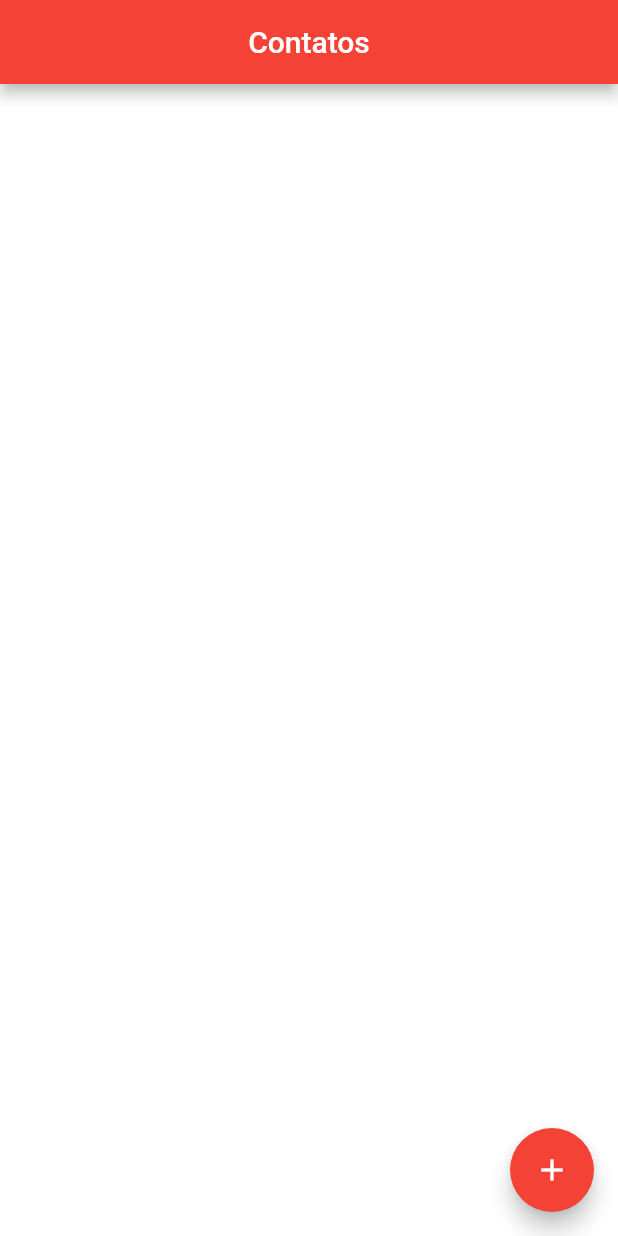
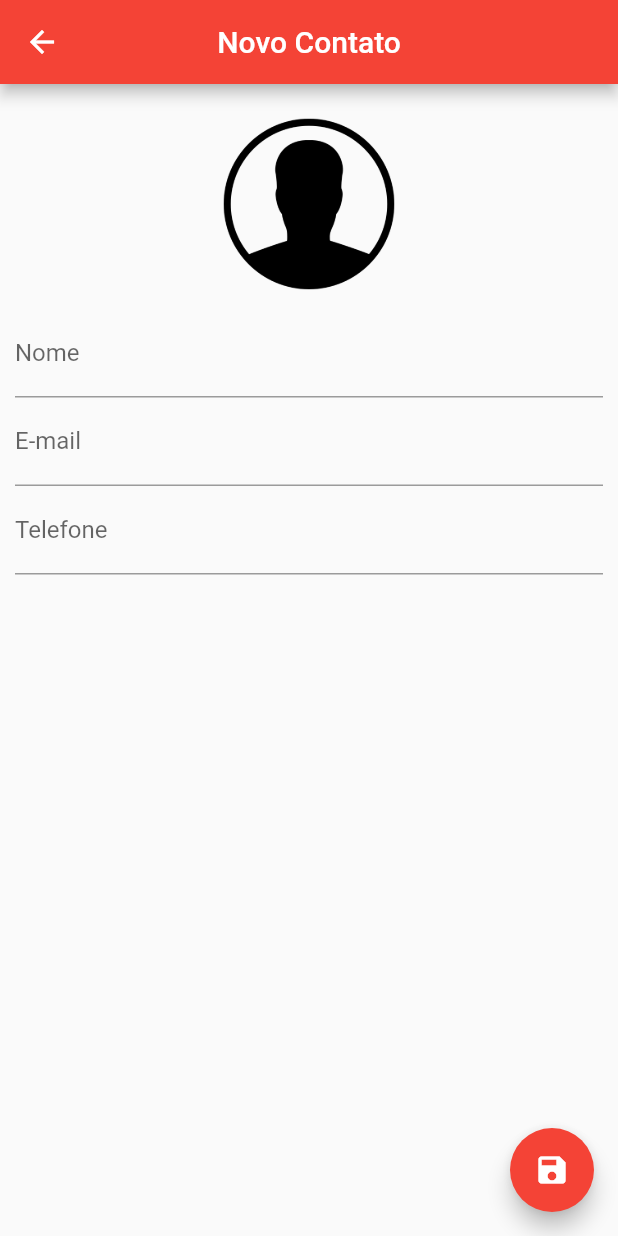
Before and after one commit to herpich/agendadecontatos, a Flutter app: the screen it shows after launch, after a tap on the "add" icon, on a phone screen of 412 x 824 dp. Run offline on Flutter 3.47's test engine with Material 2 defaults, Android fonts, the phone set to English and light mode, and no system bars; our stand-ins replace sqflite; accounts and stored records are empty.

Commit message:
atualização da aula 27/10

```diff
--- a/lib/main.dart
+++ b/lib/main.dart
@@ -1,16 +1,10 @@
+import 'package:agendadecontatos/ui/contact_page.dart';
 import 'package:agendadecontatos/ui/home_page.dart';
 import 'package:flutter/material.dart';
 
 void main() {
   runApp(MaterialApp(
     home: HomePage(),
+    debugShowCheckedModeBanner: false,
   ));
 }
-
-
-
-/**
-
-url_launcher: ^5.0.2
-image_picker: ^0.6.0+3
- */
--- /dev/null
+++ b/lib/ui/contact_page.dart
@@ -0,0 +1,138 @@
+import 'package:agendadecontatos/helpers/contact_helper.dart';
+import 'package:flutter/material.dart';
+import 'dart:io';
+
+class ContactPage extends StatefulWidget {
+  final Contact contact;
+  ContactPage({this.contact});
+
+  @override
+  _ContactPageState createState() => _ContactPageState();
+}
+
+class _ContactPageState extends State<ContactPage> {
+  final _nameController = TextEditingController();
+  final _emailController = TextEditingController();
+  final _phoneController = TextEditingController();
+  final _nameFocus = FocusNode();
+  bool _userEdited = false;
+  Contact _editedContact;
+
+  @override
+  void initState() {
+    super.initState();
+
+    if (widget.contact == null) {
+      _editedContact = Contact();
+    } else {
+      _editedContact = Contact.fromMap(widget.contact.toMap());
+
+      _nameController.text = _editedContact.name;
+      _emailController.text = _editedContact.email;
+      _phoneController.text = _editedContact.phone;
+    }
+  }
+
+  @override
+  Widget build(BuildContext context) {
+    return WillPopScope(
+        onWillPop: _requestPop,
+        child: Scaffold(
+          appBar: AppBar(
+            backgroundColor: Colors.red,
+            title: Text(_editedContact.name ?? "Novo Contato"),
+            centerTitle: true,
+          ),
+          floatingActionButton: FloatingActionButton(
+            onPressed: () {
+              if (_editedContact.name != null &&
+                  _editedContact.name.isNotEmpty) {
+                Navigator.pop(context, _editedContact);
+              } else {
+                FocusScope.of(context).requestFocus(_nameFocus);
+              }
+            },
+            child: Icon(Icons.save),
+            backgroundColor: Colors.red,
+          ),
+          body: SingleChildScrollView(
+            padding: EdgeInsets.all(10.0),
+            child: Column(
+              children: [
+                GestureDetector(
+                  child: Container(
+                    width: 140.0,
+                    height: 140.0,
+                    decoration: BoxDecoration(
+                        shape: BoxShape.circle,
+                        image: DecorationImage(
+                          image: _editedContact.img != null
+                              ? FileImage(File(_editedContact.img))
+                              : AssetImage("images/person.png"),
+                        )),
+                  ),
+                ),
+                TextField(
+                  controller: _nameController,
+                  focusNode: _nameFocus,
+                  decoration: InputDecoration(labelText: "Nome"),
+                  onChanged: (text) {
+                    _userEdited = true;
+                    setState(() {
+                      _editedContact.name = text;
+                    });
+                  },
+                ),
+                TextField(
+                  controller: _emailController,
+                  decoration: InputDecoration(labelText: "E-mail"),
+                  onChanged: (text) {
+                    _userEdited = true;
+                    _editedContact.email = text;
+                  },
+                  keyboardType: TextInputType.emailAddress,
+                ),
+                TextField(
+                  controller: _phoneController,
+                  decoration: InputDecoration(labelText: "Telefone"),
+                  onChanged: (text) {
+                    _userEdited = true;
+                    _editedContact.phone = text;
+                  },
+                  keyboardType: TextInputType.phone,
+                )
+              ],
+            ),
+          ),
+        ));
+  }
+
+  Future<bool> _requestPop() {
+    if (_userEdited) {
+      showDialog(
+          context: context,
+          builder: (context) {
+            return AlertDialog(
+              title: Text("Descartar Alterações?"),
+              content: Text("Se sair as alterações serão perdidas."),
+              actions: [
+                FlatButton(
+                    child: Text("Cancelar"),
+                    onPressed: () {
+                      Navigator.pop(context);
+                    }),
+                FlatButton(
+                    child: Text("Sim"),
+                    onPressed: () {
+                      Navigator.pop(context);
+                      Navigator.pop(context);
+                    })
+              ],
+            );
+          });
+      return Future.value(false);
+    } else {
+      return Future.value(true);
+    }
+  }
+}
--- a/lib/ui/home_page.dart
+++ b/lib/ui/home_page.dart
@@ -1,7 +1,9 @@
 import 'dart:io';
-
+import 'dart:async';
 import 'package:agendadecontatos/helpers/contact_helper.dart';
+import 'package:agendadecontatos/ui/contact_page.dart';
 import 'package:flutter/material.dart';
+//import 'package:url_launcher/url_launcher.dart';
 
 class HomePage extends StatefulWidget {
   const HomePage({Key key}) : super(key: key);
@@ -20,20 +22,14 @@
     super.initState();
 
     /*Contact c = Contact();
-    c.name = "Pedro Herpich";
+    c.name = "Jorge Herpich";
     c.email = "pedro@gmail.com";
     c.phone = "0987654321";
-    c.img = "imgteste22";
+    c.img = "";
 
     helper.saveContact(c);*/
 
-    helper.getAllContacts().then((list) {
-      setState(() {
-        contacts = list;
-      });
-
-      //print(list);
-    });
+    _getAllContacts();
   }
 
   @override
@@ -46,7 +42,10 @@
       ),
       backgroundColor: Colors.white,
       floatingActionButton: FloatingActionButton(
-        onPressed: () {},
+        onPressed: () {
+          print("pressionou");
+          _showContactPage();
+        },
         child: Icon(Icons.add),
         backgroundColor: Colors.red,
       ),
@@ -75,7 +74,7 @@
                           image: contacts[index].img != null
                               ? FileImage(File(contacts[index].img))
                               : AssetImage("images/person.png"),
-                    )),
+                          fit: BoxFit.cover)),
                 ),
                 Padding(
                   padding: EdgeInsets.only(left: 10.0),
@@ -96,6 +95,35 @@
             ),
           ),
         ),
-    );
+        onTap: () {
+          print("oooon tapp");
+          _showContactPage(contact: contacts[index]);
+        });
+  }
+
+  void _showContactPage({Contact contact}) async {
+    final recContact = await Navigator.push(
+        context,
+        MaterialPageRoute(
+            builder: (context) => ContactPage(
+                  contact: contact,
+                )));
+    if (recContact != null) {
+      if (contact != null) {
+        await helper.updateContact(recContact);
+      } else {
+        await helper.saveContact(recContact);
+      }
+      _getAllContacts();
     }
   }
+
+  void _getAllContacts() {
+    helper.getAllContacts().then((list) {
+      setState(() {
+        contacts = list;
+      });
+      //print(list);
+    });
+  }
+}
--- a/pubspec.yaml
+++ b/pubspec.yaml
@@ -35,6 +35,8 @@
   # Use with the CupertinoIcons class for iOS style icons.
   cupertino_icons: ^1.0.2
   sqflite: ^1.1.5
+  url_launcher: ^5.0.2
+  image_picker: ^0.6.0+3
 
 dev_dependencies:
   flutter_test:
```
Also changed, not shown: pubspec.lock. Lines whose indentation alone changed are shown as unchanged.
